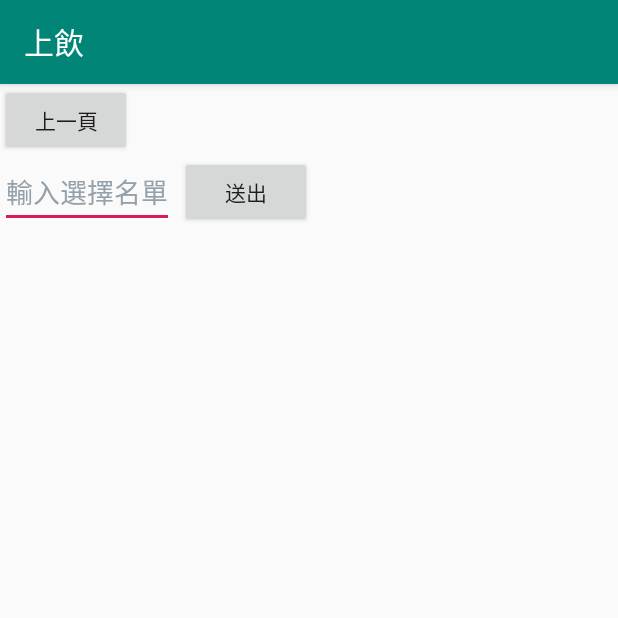
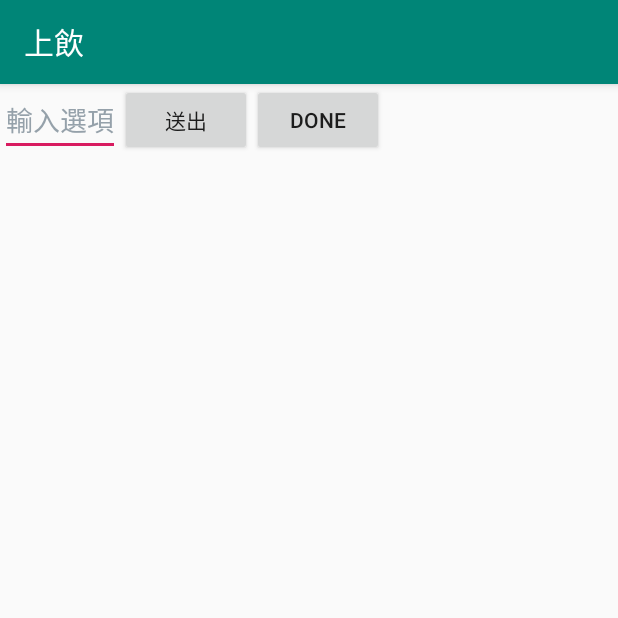
Before and after one commit to Gabe105502521/drink, an Android app: the random_Activity screen opened directly, with no data from a screen before it, on a phone screen of 412 x 824 dp, the top half of it. Run offline under Robolectric (Android 15) with nearby library versions, the phone set to English and light mode, and no system bars.

Commit message:
add random function

```diff
--- a/app/src/main/java/com/example/gabe/random_Activity.java
+++ b/app/src/main/java/com/example/gabe/random_Activity.java
@@ -1,36 +1,72 @@
 package com.example.gabe;
 
+import android.content.DialogInterface;
+import android.support.v7.app.AlertDialog;
 import android.support.v7.app.AppCompatActivity;
 import android.os.Bundle;
 import android.view.View;
 import android.widget.ArrayAdapter;
 import android.widget.Button;
 import android.widget.EditText;
+import android.widget.ListAdapter;
+import android.widget.ListView;
 
 import java.util.ArrayList;
 import java.util.List;
 
 public class random_Activity extends AppCompatActivity {
 
+    private ListView listView;
+    private ArrayAdapter adapter;
 
+    ArrayList<String> ar = new ArrayList<String>();
     @Override
     protected void onCreate(Bundle savedInstanceState) {
         super.onCreate(savedInstanceState);
         setContentView(R.layout.activity_random_);
-        Button btn_main = findViewById(R.id.btn_main);
+
+        //Button btn_main = findViewById(R.id.btn_main);
         Button btn_submit = findViewById(R.id.btn_submit);
+        Button btn_done = findViewById(R.id.btn_done);
         final EditText edt_input = findViewById(R.id.edt_input);
-        btn_main.setOnClickListener(new View.OnClickListener() {
+
+        listView = (ListView) findViewById(R.id.list);
+        adapter = new ArrayAdapter(this,
+                android.R.layout.simple_list_item_1);
+        listView.setAdapter(adapter);
+        /*btn_main.setOnClickListener(new View.OnClickListener() {
             @Override
             public void onClick(View v) {
                 finish();
             }
-        });
+        });*/
         btn_submit.setOnClickListener(new View.OnClickListener() {
             @Override
             public void onClick(View v) {
+                if (!("".equals(edt_input.getText().toString().trim()))) {
+                    adapter.add(edt_input.getText());
+                    ar.add(edt_input.getText().toString());
+                    edt_input.setText("");
+                }
+            }
+        });
+        btn_done.setOnClickListener(new View.OnClickListener() {
 
-                edt_input.setText("");
+            @Override
+            public void onClick(View v) {
+                if(ar.size()>0) {
+                    new AlertDialog.Builder(random_Activity.this)
+                            .setTitle("買了啦")//設定視窗標題
+                            .setIcon(R.mipmap.ic_launcher)//設定對話視窗圖示
+                            .setMessage(ar.get((int) (Math.random() * ar.size())))//設定顯示的文字
+                            .setPositiveButton("Ok", new DialogInterface.OnClickListener() {
+                                @Override
+                                public void onClick(DialogInterface dialog, int which) {
+
+                                }
+                            })//設定結束的子視窗
+                            .show();//呈現對話視窗
+                }
             }
         });
     }
--- a/app/src/main/res/layout/activity_random_.xml
+++ b/app/src/main/res/layout/activity_random_.xml
@@ -7,33 +7,41 @@
     android:orientation="vertical"
     tools:context=".random_Activity">
 
-    <Button
-        android:id="@+id/btn_main"
-        android:layout_width="wrap_content"
-        android:layout_height="wrap_content"
-        android:text="上一頁"
-        />
+
 
     <EditText
         android:id="@+id/edt_input"
         android:layout_width="wrap_content"
         android:layout_height="wrap_content"
-        android:hint="輸入選擇名單"
+        android:hint="輸入選項"
         android:textColorHint="#95A1AA"
-        app:layout_constraintTop_toBottomOf="@+id/btn_main">
+        app:layout_constraintTop_toTopOf="parent">
     </EditText>
 
     <Button
         android:id="@+id/btn_submit"
         android:layout_width="wrap_content"
         android:layout_height="wrap_content"
-        android:layout_marginLeft="4dp"
         android:text="送出"
         app:layout_constraintLeft_toRightOf="@+id/edt_input"
-        app:layout_constraintTop_toBottomOf="@+id/btn_main"
-        tools:layout_editor_absoluteY="48dp"
+        app:layout_constraintTop_toTopOf="parent"
         tools:ignore="UnknownId" />
 
+    <ListView
+        android:id="@+id/list"
+        app:layout_constraintTop_toBottomOf="@id/edt_input"
+        app:layout_constraintLeft_toLeftOf="parent"
+        android:layout_height="wrap_content"
+        android:layout_width="wrap_content"
+        />
+
+    <Button
+        android:id="@+id/btn_done"
+        android:layout_width="wrap_content"
+        android:layout_height="wrap_content"
+        android:text="Done"
+        app:layout_constraintLeft_toRightOf="@+id/btn_submit"
+        app:layout_constraintBottom_toTopOf="@+id/list"/>
 
 
 
```
